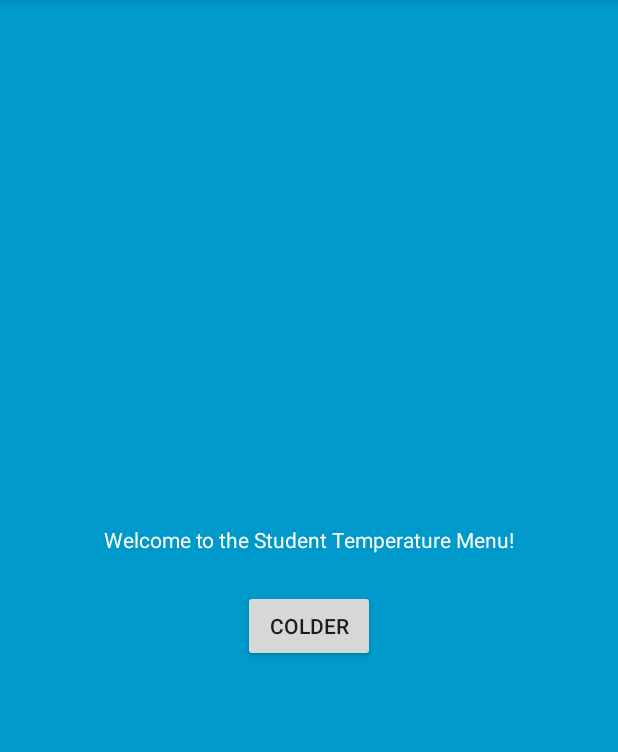
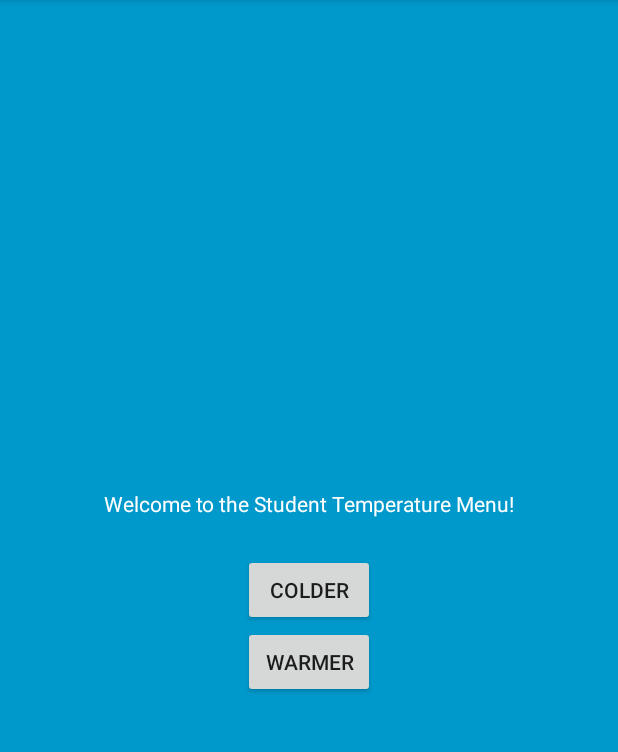
Before and after one commit to sbyakod/Mobile-App-Development, an Android app: the StudentActivity screen opened directly, with no data from a screen before it, on a phone screen of 412 x 824 dp, the part 84-836 px from its top. Run offline under Robolectric (Android 15) with nearby library versions, the phone set to English and light mode, and no system bars.

Commit message:
5/16/19 commit message. (2)

```diff
--- a/app/src/main/res/layout/activity_student.xml
+++ b/app/src/main/res/layout/activity_student.xml
@@ -20,5 +20,11 @@
         android:layout_height="wrap_content"
         android:text="Colder"/>
 
+    <Button
+        android:id="@+id/warmer_button"
+        android:layout_width="wrap_content"
+        android:layout_height="wrap_content"
+        android:text="Warmer"/>
+
 
 </LinearLayout>
```
